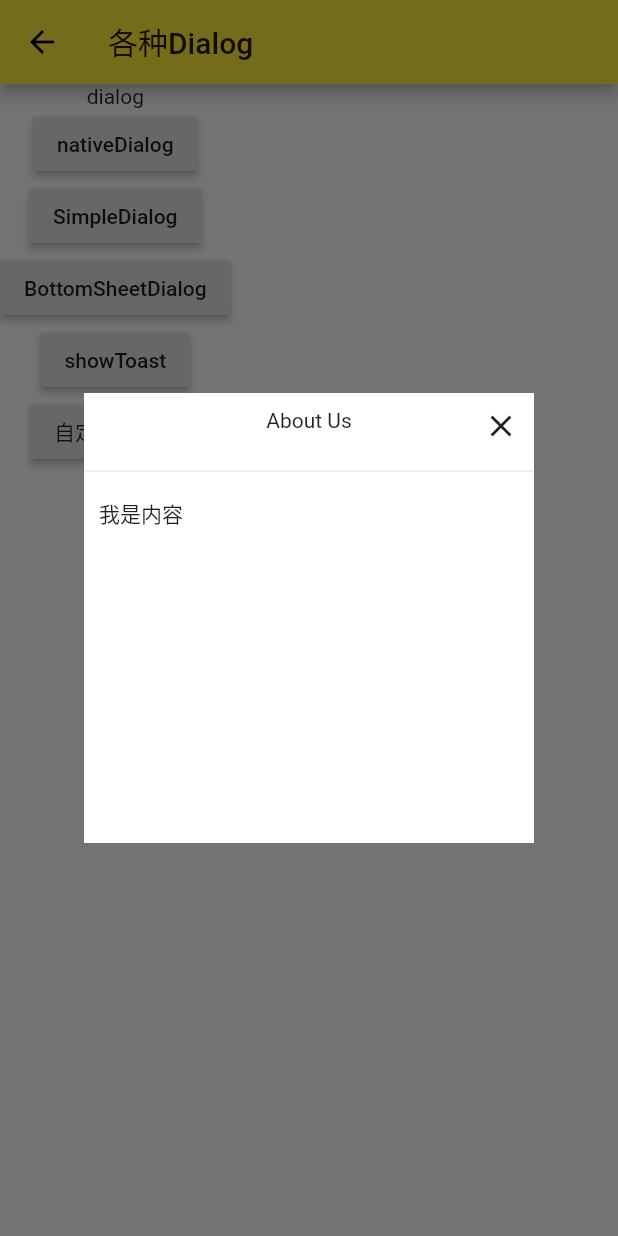
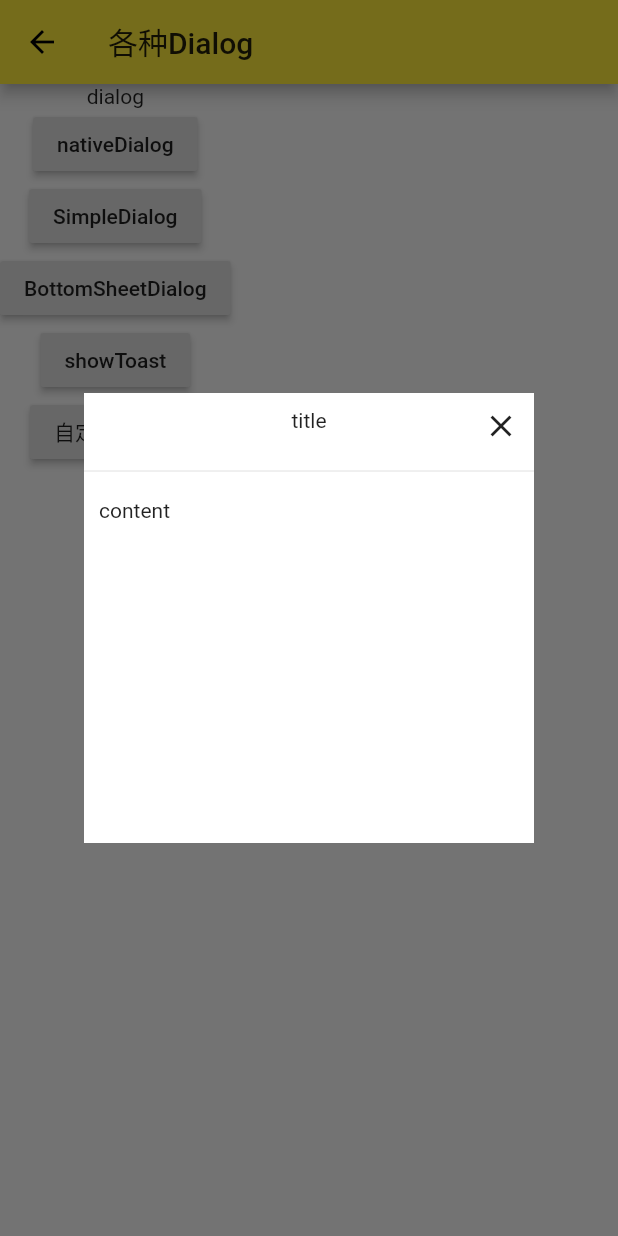
Before and after one commit to ZmjDns/flutterDemo, a Flutter app: the DialogsPage screen opened directly, after a tap on "自定义Dialog", on a phone screen of 412 x 824 dp. Run offline on Flutter 3.47's test engine with Material 2 defaults, Android fonts, the phone set to English and light mode, and no system bars; our stand-ins replace date_format, flutter_holo_date_picker, flutter_swiper, fluttertoast.

Commit message:
自定义Dialog传值title content

```diff
--- a/lib/components/MyDialog.dart
+++ b/lib/components/MyDialog.dart
@@ -3,6 +3,11 @@ import 'package:flutter/material.dart';
 import 'package:flutter/widgets.dart';
 
 class MyDialog extends Dialog {
+  String title;
+  String content;
+
+  MyDialog({this.title,this.content});
+
   @override
   Widget build(BuildContext context) {
     return Material(
@@ -20,7 +25,7 @@ class MyDialog extends Dialog {
                     children: [
                       Align(
                         alignment: Alignment.center,
-                        child: Text('About Us'),
+                        child: Text('${this.title}'),
                       ),
                       Align(
                         alignment: Alignment.topRight,
@@ -38,7 +43,7 @@ class MyDialog extends Dialog {
               Container(
                 width: double.infinity,
                 padding: EdgeInsets.all(10),
-                child: Text('我是内容', textAlign: TextAlign.start,),
+                child: Text('${this.content}', textAlign: TextAlign.start,),
               ),
             ],
           ),
--- a/lib/pages/DialogsPage.dart
+++ b/lib/pages/DialogsPage.dart
@@ -67,7 +67,7 @@ class _DialogsPageState extends State<DialogsPage> {
             showDialog(
               context: context,
               builder: (context) {
-                return MyDialog();
+                return MyDialog(title: 'title', content: 'content');
               }
             );
           },
```
